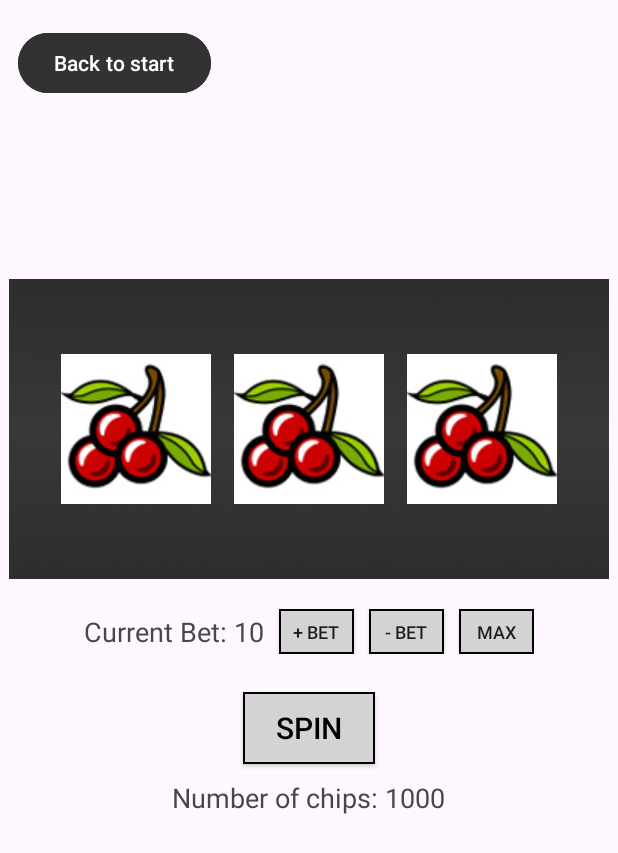
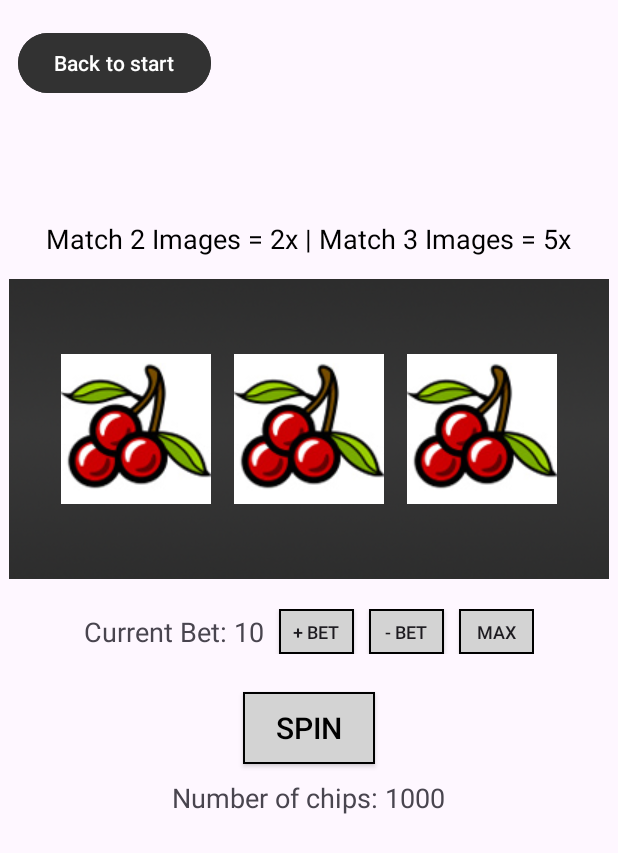
Before and after one commit to iamatamale/androidStudioTest, an Android app: the page2 screen opened directly, with no data from a screen before it, on a phone screen of 412 x 824 dp. Shown: the top 853 px of the screen. Run offline under Robolectric (Android 15) with nearby library versions, the phone set to English and light mode, and no system bars.

Commit message:
Updated layout
Moved win status into frame layout and added win rules above frame layout

```diff
--- a/app/src/main/res/layout/activity_page2.xml
+++ b/app/src/main/res/layout/activity_page2.xml
@@ -17,6 +17,17 @@
         android:text="Back to start"
         app:layout_constraintStart_toStartOf="parent"
         app:layout_constraintTop_toTopOf="parent" />
+
+    <TextView
+        android:id="@+id/winRules"
+        android:layout_width="wrap_content"
+        android:layout_height="wrap_content"
+        android:text="Match 2 Images = 2x | Match 3 Images = 5x"
+        android:textSize="18sp"
+        android:textColor="@color/black"
+        android:layout_above="@id/frame"
+        android:layout_marginBottom="-105dp"
+        android:layout_centerHorizontal="true" />
 
     <FrameLayout
         android:layout_centerInParent="true"
@@ -57,18 +68,20 @@
                 android:layout_gravity="center_vertical"
                 android:src="@drawable/slot1" />
         </LinearLayout>
-    </FrameLayout>
-
         <TextView
             android:layout_width="wrap_content"
             android:layout_height="wrap_content"
             android:id="@+id/winStatus"
             android:layout_centerHorizontal="true"
-        android:layout_above="@id/frame"
+            android:layout_gravity="top|center_horizontal"
             android:text=""
             android:textSize="25sp"
-        android:layout_marginBottom="-90dp">
+            android:textStyle="bold"
+            android:textColor="@color/white"
+            android:layout_marginTop="6dp">
         </TextView>
+    </FrameLayout>
+
 
     <TextView
         android:layout_width="wrap_content"
```
Lines whose indentation alone changed are shown as unchanged.
